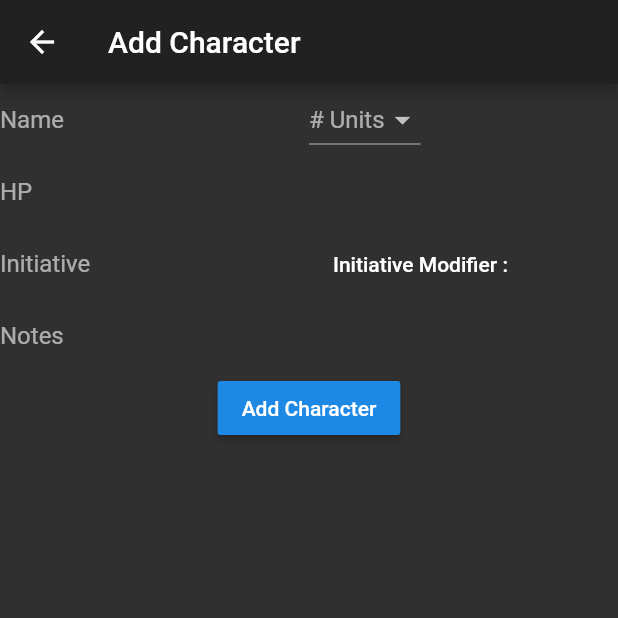
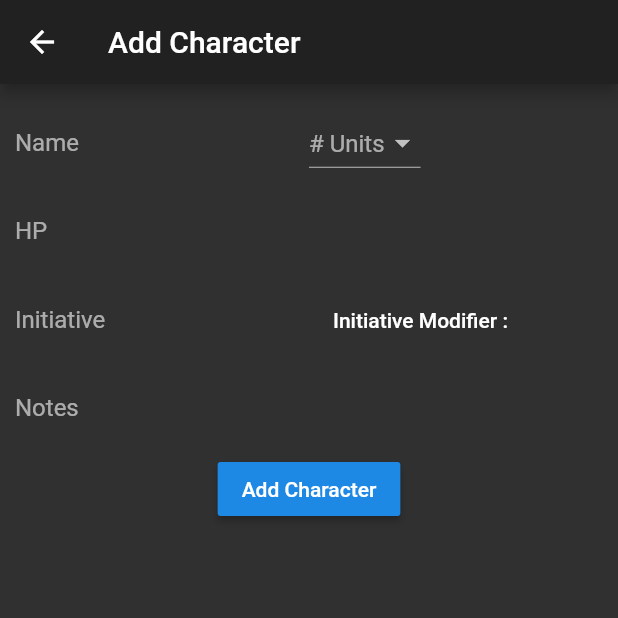
Before and after one commit to tsonnen/InitiativeTracker, a Flutter app: the CharacterScreen screen opened directly, on a phone screen of 412 x 824 dp, the top half of it. Run offline on Flutter 3.47's test engine with Material 2 defaults, Android fonts, the phone set to English and light mode, and no system bars; our stand-ins replace bloc, dynamic_theme, equatable, flutter_bloc, flutter_markdown, numberpicker and 4 more; missing offline and left inert: preferences; accounts and stored records are empty.

Commit message:
First pass improving character screen UI/UX
Add labels and padding

```diff
--- a/lib/screens/character_screen.dart
+++ b/lib/screens/character_screen.dart
@@ -55,6 +55,8 @@ class CharacterScreenState extends State<CharacterScreen> {
       body: Builder(
         builder: (context) => Form(
           key: _formKey,
+          child: Container(
+            padding: EdgeInsets.all(10.0),
             child: Column(
               children: <Widget>[
                 Row(
@@ -63,7 +65,7 @@ class CharacterScreenState extends State<CharacterScreen> {
                       child: TextFormField(
                         decoration: InputDecoration(
                           border: InputBorder.none,
-                        hintText: 'Name',
+                          labelText: 'Name',
                         ),
                         controller: nameController,
                         validator: (value) {
@@ -83,7 +85,8 @@ class CharacterScreenState extends State<CharacterScreen> {
                           items: List<DropdownMenuItem<int>>.generate(
                               20,
                               (i) => DropdownMenuItem(
-                                value: i + 1, child: Text((i + 1).toString()))),
+                                  value: i + 1,
+                                  child: Text((i + 1).toString()))),
                           onChanged: (int value) {
                             setState(() {
                               _number = value;
@@ -98,7 +101,7 @@ class CharacterScreenState extends State<CharacterScreen> {
                   child: TextField(
                     decoration: InputDecoration(
                       border: InputBorder.none,
-                    hintText: 'HP',
+                      labelText: 'HP',
                     ),
                     keyboardType: TextInputType.number,
                     controller: hpController,
@@ -110,7 +113,7 @@ class CharacterScreenState extends State<CharacterScreen> {
                       child: TextFormField(
                         decoration: InputDecoration(
                           border: InputBorder.none,
-                        hintText: 'Initiative',
+                          labelText: 'Initiative',
                         ),
                         keyboardType: TextInputType.number,
                         controller: initController,
@@ -142,7 +145,7 @@ class CharacterScreenState extends State<CharacterScreen> {
                   child: TextFormField(
                     decoration: InputDecoration(
                       border: InputBorder.none,
-                    hintText: 'Notes',
+                      labelText: 'Notes',
                     ),
                     keyboardType: TextInputType.multiline,
                     maxLines: null,
@@ -168,7 +171,9 @@ class CharacterScreenState extends State<CharacterScreen> {
                         for (var i = 1; i <= (_number ?? 1); i++) {
                           character = CharacterModel(
                               name: nameController.text +
-                                ((_number ?? 1) > 1 ? ' ' + i.toString() : ''),
+                                  ((_number ?? 1) > 1
+                                      ? ' ' + i.toString()
+                                      : ''),
                               hp: int.tryParse(hpController.text),
                               initiative: initController.text != ''
                                   ? int.parse(initController.text)
@@ -189,6 +194,7 @@ class CharacterScreenState extends State<CharacterScreen> {
             ),
           ),
         ),
+      ),
     );
   }
 }
```
Lines whose indentation alone changed are shown as unchanged.
